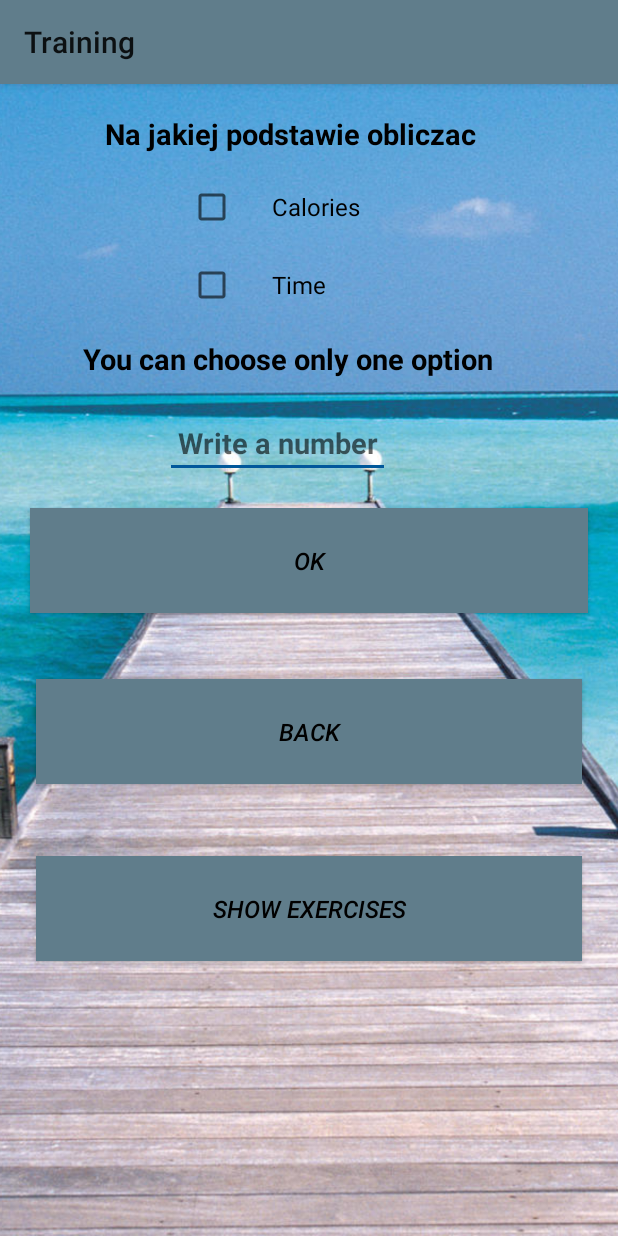
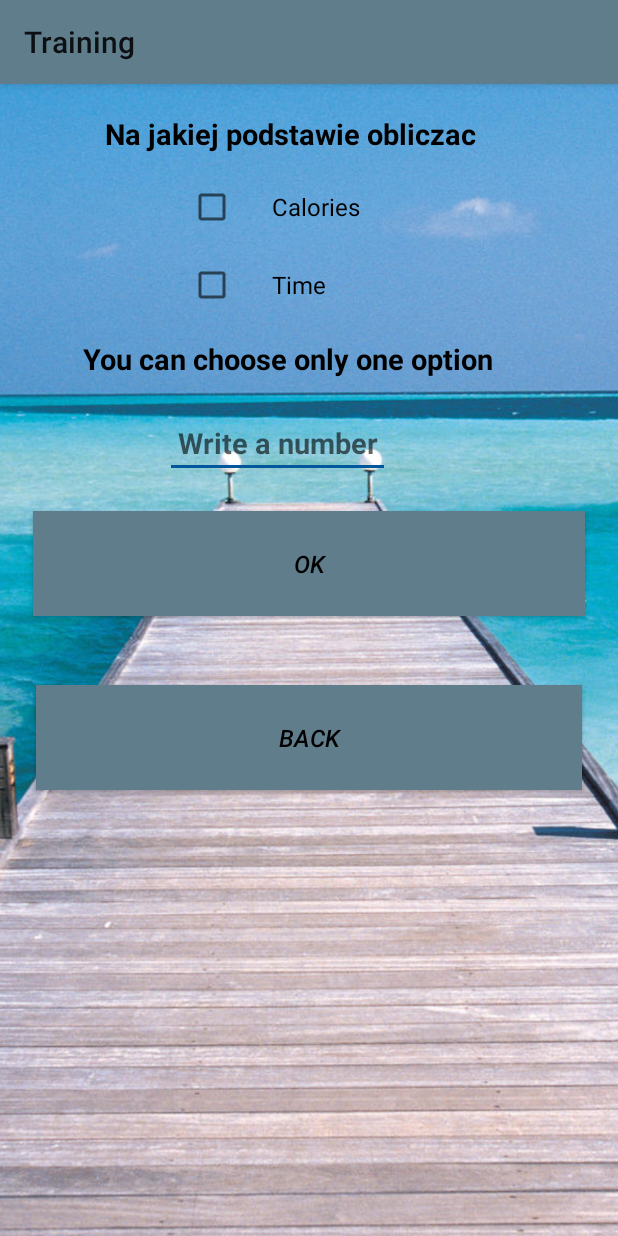
Before and after one commit to mm53616/FitApplication, an Android app: the TrainAlone screen opened directly, with no data from a screen before it, after a tap on "OK", on a phone screen of 412 x 824 dp. Run offline under Robolectric (Android 15) with nearby library versions, the phone set to English and light mode, and no system bars.

```diff
--- a/app/src/main/java/com/example/ania/fitapplication/TrainAlone.java
+++ b/app/src/main/java/com/example/ania/fitapplication/TrainAlone.java
@@ -11,8 +11,10 @@ import android.widget.Toast;
 
 public class TrainAlone extends AppCompatActivity {
 
-    boolean CaloriesChecked;
-    boolean TimeChecked;
+    static boolean CaloriesChecked;
+    static boolean TimeChecked;
+    static int calories;
+    static int time;
 
     @Override
     protected void onCreate(Bundle savedInstanceState) {
@@ -50,9 +52,8 @@ public class TrainAlone extends AppCompatActivity {
 
     public void Ok(View v){
 
-        int calories = 0;
-        int time = 0;
         EditText numberText = (EditText) findViewById(R.id.number_text);
+        Intent i = new Intent(this, Exercises.class);
 
         if(CaloriesChecked == true && TimeChecked == false) {
             try {
@@ -62,6 +63,9 @@ public class TrainAlone extends AppCompatActivity {
             }
             if (calories > 7000 || calories < 100) {
                 Toast.makeText(this, " Change the number of calories", Toast.LENGTH_SHORT).show();
+            }
+            else{
+                startActivity(i);
             }
         }
 
@@ -74,16 +78,20 @@ public class TrainAlone extends AppCompatActivity {
             if(time>200 || time < 10){
                 Toast.makeText(this, " Change the time", Toast.LENGTH_SHORT).show();
             }
+            else{
+                startActivity(i);
+            }
         }
         if((TimeChecked == false && CaloriesChecked == false) || (TimeChecked == true && CaloriesChecked == true)) {
             numberText.setText("");
+            Toast.makeText(this, " First choose an option", Toast.LENGTH_SHORT).show();
+        }
+
+        if(numberText.getText().toString().matches("") ){
+            calories = 0;
+            time = 0;
+            return;
         }
     }
 
-    public void showExercises(View view)
-    {
-        Intent i = new Intent(this, Exercises.class);
-        startActivity(i);
-    }
-
 }
--- a/app/src/main/res/layout/activity_main.xml
+++ b/app/src/main/res/layout/activity_main.xml
@@ -25,7 +25,7 @@
     <Button
         style="@style/ButtonStyle"
         android:background="@color/ButtonColor"
-        android:text="Train forever alone"
+        android:text="Train alone"
         android:onClick="openTraining"/>
 
     <Button
--- a/app/src/main/res/layout/activity_train_alone.xml
+++ b/app/src/main/res/layout/activity_train_alone.xml
@@ -65,7 +65,7 @@
         <Button
         style="@style/ButtonStyle"
         android:background="@color/ButtonColor"
-        android:layout_margin="20dp"
+        android:layout_margin="22dp"
         android:text="Ok"
         android:onClick="Ok"/>
 
@@ -75,13 +75,6 @@
         android:text="@string/back"
         android:onClick="Back"/>
 
-        <Button
-            android:id="@+id/showResults"
-            style="@style/ButtonStyle"
-            android:background="@color/ButtonColor"
-            android:text="Show Exercises"
-            android:onClick="showExercises"/>
-
     </LinearLayout>
     </ScrollView>
 </RelativeLayout >
--- a/app/src/main/res/values/styles.xml
+++ b/app/src/main/res/values/styles.xml
@@ -36,7 +36,8 @@
     <style name="TextViewStyleExercises">
         <item name="android:layout_width">wrap_content</item>
         <item name="android:layout_height">wrap_content</item>
-        <item name="android:gravity">center</item>
+        <item name="android:gravity">left</item>
+        <item name="android:layout_marginLeft">20dp</item>
         <item name="android:textStyle">bold</item>
         <item name="android:textSize">20sp</item>
         <item name="android:layout_alignParentLeft">true</item>
```
Also changed, not shown: app/src/main/java/com/example/ania/fitapplication/Exercises.java (+54 -1 lines).
